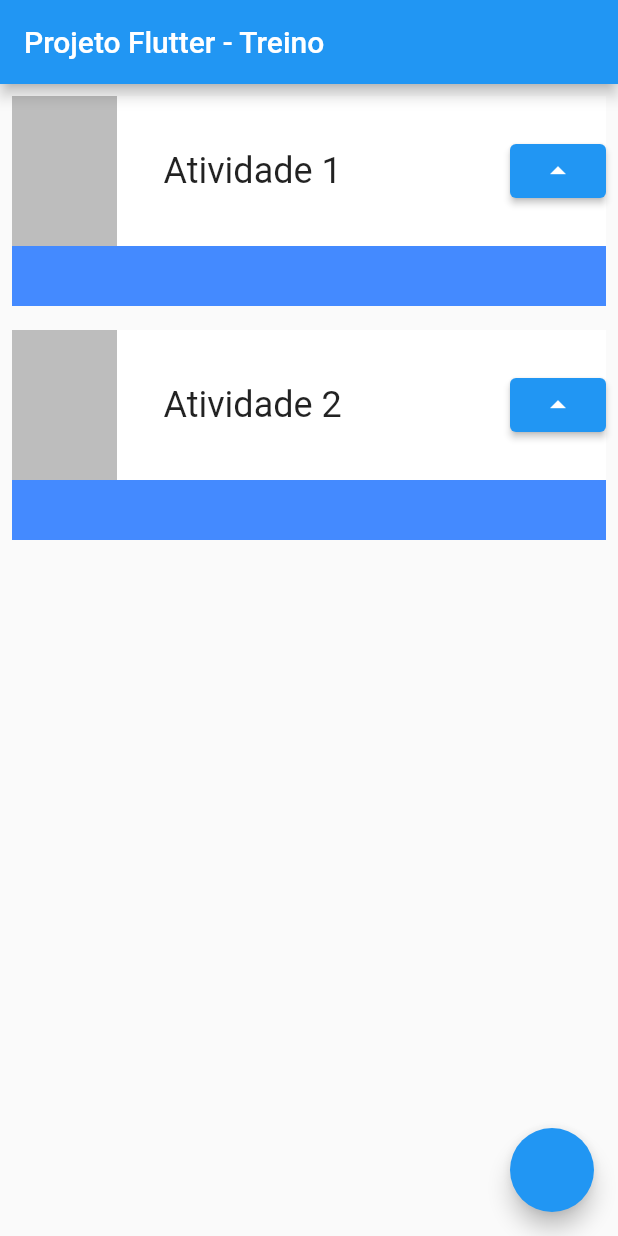
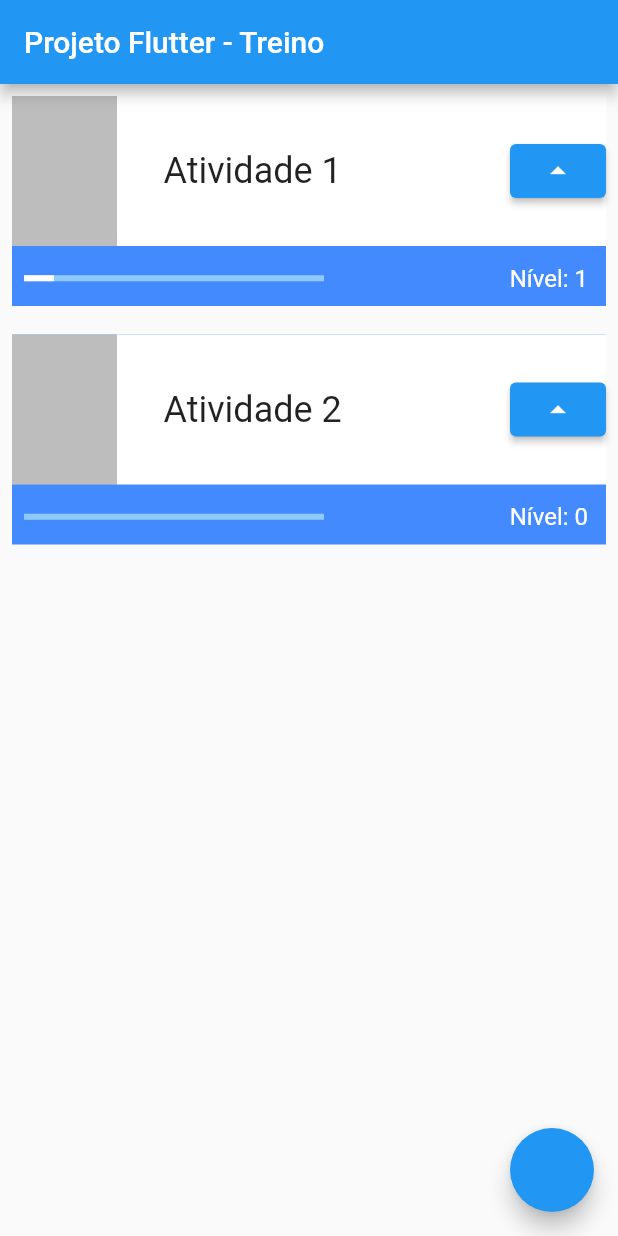
Before and after one commit to silveiraluisf/projeto-flutter-treino-3, a Flutter app: the screen it shows after launch, after a tap on the "arrow drop up" icon, on a phone screen of 412 x 824 dp. Run offline on Flutter 3.47's test engine with Material 2 defaults, Android fonts, the phone set to English and light mode, and no system bars; missing offline and left inert: dart:ffi.

Commit message:
adicionado barra de progresso de acordo com o nível da atividade

```diff
--- a/lib/main.dart
+++ b/lib/main.dart
@@ -32,11 +32,17 @@ class MyApp extends StatelessWidget {
   }
 }
 
-class Task extends StatelessWidget {
+class Task extends StatefulWidget {
   final String nameTask;
 
   const Task(this.nameTask, {Key? key}) : super(key: key);
 
+  @override
+  State<Task> createState() => _TaskState();
+}
+
+class _TaskState extends State<Task> {
+  int nivel = 0;
   @override
   Widget build(BuildContext context) {
     return Padding(
@@ -47,6 +53,8 @@ class Task extends StatelessWidget {
             color: Colors.blueAccent,
             height: 140,
           ),
+          Column(
+            children: [
               Container(
                 color: Colors.white,
                 height: 100,
@@ -60,15 +68,45 @@ class Task extends StatelessWidget {
                     Container(
                       width: 200,
                       child: Text(
-                    nameTask,
+                        widget.nameTask,
                         style: const TextStyle(
                             fontSize: 24, overflow: TextOverflow.ellipsis),
                       ),
                     ),
                     ElevatedButton(
-                    onPressed: () {}, child: const Icon(Icons.arrow_drop_up))
+                        onPressed: () {
+                          setState(() {
+                            nivel++;
+                          });
+                          print(nivel);
+                        },
+                        child: const Icon(Icons.arrow_drop_up))
                   ],
                 ),
+              ),
+              Row(
+                mainAxisAlignment: MainAxisAlignment.spaceBetween,
+                children: [
+                  Padding(
+                    padding: const EdgeInsets.all(8.0),
+                    child: Container(
+                      width: 200,
+                      child: LinearProgressIndicator(
+                        value: nivel/10,
+                        color: Colors.white,
+                      ),
+                    ),
+                  ),
+                  Padding(
+                    padding: const EdgeInsets.all(12.0),
+                    child: Text(
+                      'Nível: $nivel',
+                      style: const TextStyle(color: Colors.white, fontSize: 16),
+                    ),
+                  ),
+                ],
+              )
+            ],
           )
         ],
       ),
```
Lines whose indentation alone changed are shown as unchanged.
